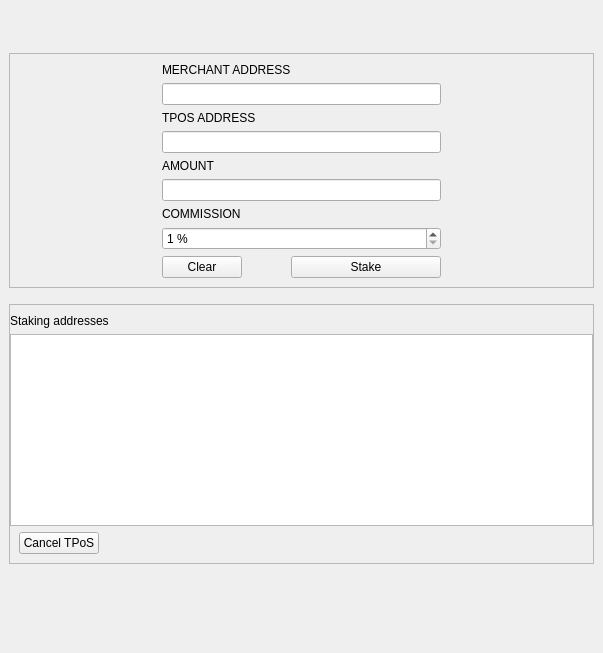
The window that src/qt/forms/tpospage.ui (X9Developers/XSN) describes before a commit, drawn with Qt 5.
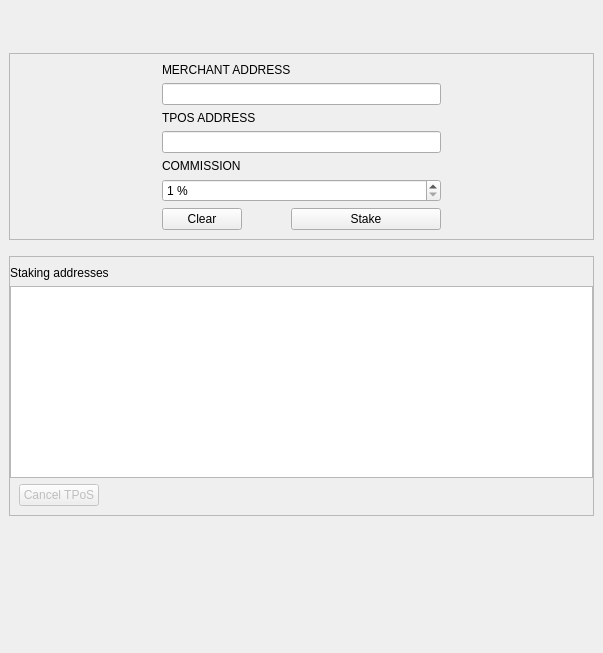
The same window after the commit. Custom widgets are drawn as their Qt base class.

Commit message: Updated tpos UI with proper stake button. Added message box to confirm creating of tpos contract. Updated labels in transactiontablemodel

The edit to the form file:
```diff
--- a/src/qt/forms/tpospage.ui
+++ b/src/qt/forms/tpospage.ui
@@ -160,45 +160,6 @@
              </property>
             </widget>
            </item>
-           <item>
-            <widget class="QLabel" name="amountLabel">
-             <property name="toolTip">
-              <string>Amount of coins that will be sent to TPoS address for staking.</string>
-             </property>
-             <property name="text">
-              <string>AMOUNT</string>
-             </property>
-             <property name="alignment">
-              <set>Qt::AlignLeading|Qt::AlignLeft|Qt::AlignVCenter</set>
-             </property>
-             <property name="buddy">
-              <cstring>stakeAmount</cstring>
-             </property>
-            </widget>
-           </item>
-           <item>
-            <layout class="QHBoxLayout" name="horizontalLayout_7">
-             <property name="bottomMargin">
-              <number>0</number>
-             </property>
-             <item>
-              <widget class="BitcoinAmountField" name="stakeAmount">
-               <property name="minimumSize">
-                <size>
-                 <width>80</width>
-                 <height>0</height>
-                </size>
-               </property>
-               <property name="toolTip">
-                <string>An optional amount to request. Leave this empty or zero to not request a specific amount.</string>
-               </property>
-               <property name="styleSheet">
-                <string notr="true"/>
-               </property>
-              </widget>
-             </item>
-            </layout>
-           </item>
            <item>
             <widget class="QLabel" name="messageLabel">
              <property name="toolTip">
@@ -425,7 +386,7 @@
            <item>
             <widget class="QPushButton" name="removeRequestButton">
              <property name="enabled">
-              <bool>true</bool>
+              <bool>false</bool>
              </property>
              <property name="toolTip">
               <string>Remove the selected entries from the list</string>
@@ -480,14 +441,6 @@
    </item>
   </layout>
  </widget>
- <customwidgets>
-  <customwidget>
-   <class>BitcoinAmountField</class>
-   <extends>QLineEdit</extends>
-   <header>bitcoinamountfield.h</header>
-   <container>1</container>
-  </customwidget>
- </customwidgets>
  <resources/>
  <connections/>
 </ui>
```
Left out of the diff: 2 changed lines with no effect on the pictures. The commit also changes 4 other files.
